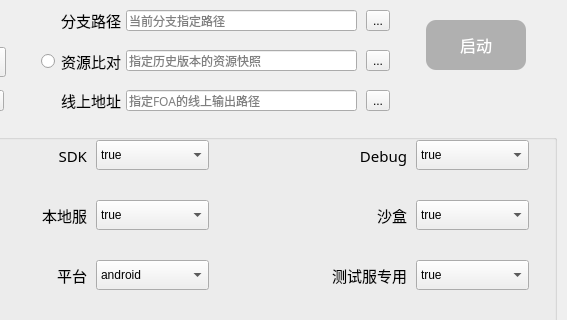
This is sample/qt/src/widget/FoaBuildWidget.ui in Johnny-dot/Tools as Qt 5 draws it before an edit; both pictures show x 344 to 911 and y 0 to 320 of the 911 by 440 pixel window. The edited form follows.
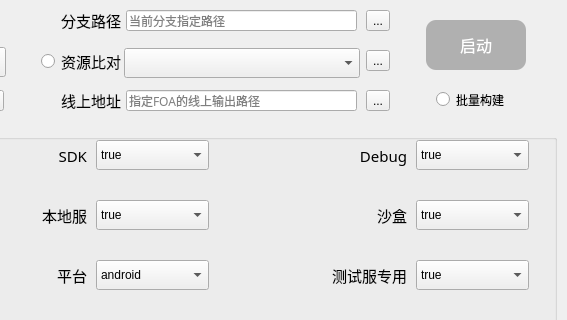
This is the edited form.

Commit message: 工具2.0更新汇总 1.支持一键打多个方案的FOA 2.支持对任意分支一键添加首次的文件快照 3.文件快照在发生修改时留存，且能随意切换 4.取消打完包清空temp目录，优化打包的速度 5.在打包前自动更新选定分支路径的工程 6.自动从分支中同步1包2包配置到打包环境 7.新增在打包前检测lua代码的合规性 8.新增检测代码文件名需要全小写 9.新增检测FOA里文件的切分地址不能为负数 10.新增自动递增版本号，减少不必要的手动操作

```diff
--- a/sample/qt/src/widget/FoaBuildWidget.ui
+++ b/sample/qt/src/widget/FoaBuildWidget.ui
@@ -1094,24 +1094,6 @@
     <string>Del</string>
    </property>
   </widget>
-  <widget class="QLineEdit" name="lineEdit_snapshot">
-   <property name="geometry">
-    <rect>
-     <x>470</x>
-     <y>50</y>
-     <width>231</width>
-     <height>21</height>
-    </rect>
-   </property>
-   <property name="font">
-    <font>
-     <family>微软雅黑</family>
-    </font>
-   </property>
-   <property name="placeholderText">
-    <string>指定历史版本的资源快照</string>
-   </property>
-  </widget>
   <widget class="QToolButton" name="toolButton_snapshotSet">
    <property name="geometry">
     <rect>
@@ -1254,6 +1236,35 @@
     <string>指定FOA的线上输出路径</string>
    </property>
   </widget>
+  <widget class="QComboBox" name="comboBox_snapshot">
+   <property name="geometry">
+    <rect>
+     <x>468</x>
+     <y>48</y>
+     <width>236</width>
+     <height>30</height>
+    </rect>
+   </property>
+   <property name="toolTip">
+    <string>指定历史版本的资源快照</string>
+   </property>
+   <property name="statusTip">
+    <string>指定历史版本的资源快照</string>
+   </property>
+  </widget>
+  <widget class="QRadioButton" name="radioButton_batchBuild">
+   <property name="geometry">
+    <rect>
+     <x>780</x>
+     <y>90</y>
+     <width>95</width>
+     <height>19</height>
+    </rect>
+   </property>
+   <property name="text">
+    <string>批量构建</string>
+   </property>
+  </widget>
  </widget>
  <resources/>
  <connections/>
```
The commit also changes 17 other files.
